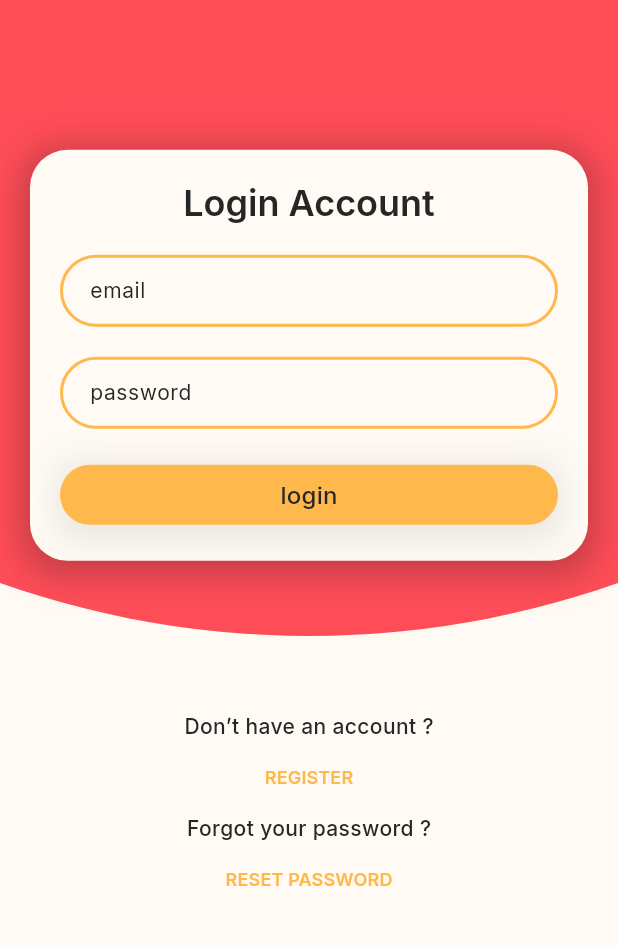
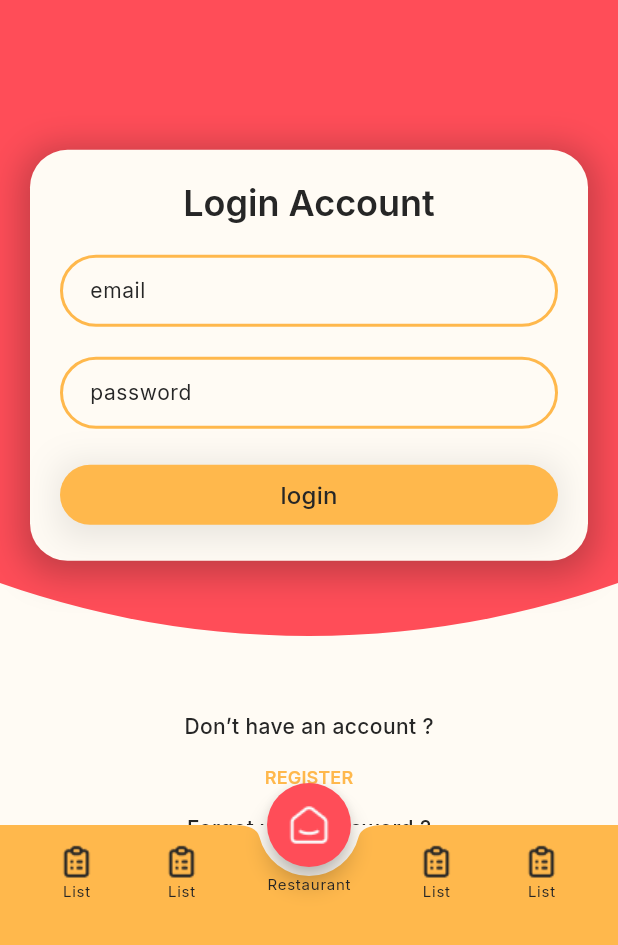
Before and after one commit to ProjetOnMangeOu/App, a Flutter app: the screen it shows after launch, on a phone screen of 412 x 824 dp, the part 291-1236 px from its top. Run offline on Flutter 3.47's test engine with Material 3 defaults, Android fonts, the phone set to English and light mode, and no system bars; our stand-ins replace appwrite, flutter_card_swiper, flutter_svg, geolocator, go_router, google_fonts and 1 more; accounts and stored records are empty; generated files the repository leaves out were written again; network calls fail.

Commit message:
feat: add custom navbar + style

```diff
--- /dev/null
+++ b/lib/shared/widgets/layouts/custom_navbar.dart
@@ -0,0 +1,64 @@
+import 'package:flutter/material.dart';
+
+class CustomNavbar extends StatelessWidget {
+  final int currentIndex;
+  final Function(int) onItemTapped;
+
+  const CustomNavbar({
+    super.key,
+    required this.currentIndex,
+    required this.onItemTapped
+  });
+
+  @override
+  Widget build(BuildContext context) {
+    return BottomAppBar(
+      color: Theme.of(context).colorScheme.primary,
+      shape: const CircularNotchedRectangle(),
+      notchMargin: 6.0,
+      child: Row(
+        mainAxisSize: MainAxisSize.max,
+        mainAxisAlignment: MainAxisAlignment.spaceAround,
+        crossAxisAlignment: CrossAxisAlignment.center,
+        children: <Widget>[
+          Column(
+            children: [
+              const Image(
+                  image: AssetImage('assets/icons/list.png')),
+
+              Text('List', style: Theme.of(context).textTheme.labelSmall!.copyWith(fontSize: 10) )
+            ],
+          ),
+          Column(
+            children: [
+              const Image(
+                  image: AssetImage('assets/icons/list.png')),
+
+              Text('List', style: Theme.of(context).textTheme.labelSmall!.copyWith(fontSize: 10) )
+            ],
+          ),
+          Container(
+            alignment: Alignment.center,
+            child: Text('Restaurant', style: Theme.of(context).textTheme.labelSmall!.copyWith(fontSize: 10)),
+          ),
+          Column(
+            children: [
+              const Image(
+                  image: AssetImage('assets/icons/list.png')),
+
+              Text('List', style: Theme.of(context).textTheme.labelSmall!.copyWith(fontSize: 10) )
+            ],
+          ),
+          Column(
+            children: [
+              const Image(
+                  image: AssetImage('assets/icons/list.png')),
+
+              Text('List', style: Theme.of(context).textTheme.labelSmall!.copyWith(fontSize: 10) )
+            ],
+          )
+        ],
+      ),
+    );
+  }
+}
--- a/lib/shared/widgets/layouts/custom_scaffold.dart
+++ b/lib/shared/widgets/layouts/custom_scaffold.dart
@@ -1,21 +1,36 @@
 import 'package:flutter/material.dart';
 import 'package:onmangeou/shared/theme/app_sizes.dart';
+import 'package:onmangeou/shared/widgets/layouts/custom_navbar.dart';
 
-class CustomScaffold extends StatelessWidget {
+class CustomScaffold extends StatefulWidget {
+  final bool hideAppBar;
   final double circlePosition;
   final bool gradientBackground;
   final List<Widget> children;
   final MainAxisAlignment mainAxisAlignment;
   final CrossAxisAlignment crossAxisAlignment;
-
   const CustomScaffold({
     super.key,
     required this.children,
+    this.hideAppBar = false,
     this.crossAxisAlignment = CrossAxisAlignment.center,
     this.mainAxisAlignment = MainAxisAlignment.start,
     this.circlePosition = 0.75,
     this.gradientBackground = false,
   });
+
+  @override
+  State<CustomScaffold> createState() => _CustomScaffold();
+}
+
+class _CustomScaffold extends State<CustomScaffold> {
+  int _selectedIndex = 0;
+
+  void _onItemTapped(int index) {
+    setState(() {
+      _selectedIndex = index;
+    });
+  }
 
   @override
   Widget build(BuildContext context) {
@@ -25,10 +40,26 @@ class CustomScaffold extends StatelessWidget {
     double circleSize = screenWidth * 3;
 
     return Scaffold(
+      bottomNavigationBar: !widget.hideAppBar ? CustomNavbar(
+        currentIndex: _selectedIndex,
+        onItemTapped: _onItemTapped,
+      ) : null,
+      floatingActionButton: !widget.hideAppBar ? FloatingActionButton(
+        backgroundColor: Theme.of(context).colorScheme.secondary,
+        shape: RoundedRectangleBorder(
+          borderRadius: BorderRadius.circular(999),
+        ),
+        onPressed: () => _onItemTapped(2),
+        tooltip: 'Home',
+        child: const Image(
+            image: AssetImage('assets/icons/home.png')),
+      ) : null,
+      floatingActionButtonLocation: FloatingActionButtonLocation.centerDocked,
+
       body: Stack(
         children: [
-          if(!gradientBackground) Positioned(
-            top: -(screenHeight * circlePosition),
+          if(!widget.gradientBackground) Positioned(
+            top: -(screenHeight * widget.circlePosition),
             left: (screenWidth * 0.5) - (circleSize / 2),
             child: Container(
               width: circleSize,
@@ -40,7 +71,7 @@ class CustomScaffold extends StatelessWidget {
             ),
           ),
 
-          if(gradientBackground) Positioned.fill(
+          if(widget.gradientBackground) Positioned.fill(
             child: Container(
               decoration: BoxDecoration(
                 gradient: LinearGradient(
@@ -66,9 +97,9 @@ class CustomScaffold extends StatelessWidget {
                   padding: EdgeInsets.all(
                       Theme.of(context).extension<AppSizes>()!.padding),
                   child: Column(
-                    mainAxisAlignment: mainAxisAlignment,
-                    crossAxisAlignment: crossAxisAlignment,
-                    children: children,
+                    mainAxisAlignment: widget.mainAxisAlignment,
+                    crossAxisAlignment: widget.crossAxisAlignment,
+                    children: widget.children,
                   ),
                 ),
               )),
--- a/pubspec.yaml
+++ b/pubspec.yaml
@@ -70,6 +70,7 @@ flutter:
   # To add assets to your application, add an assets section, like this:
   assets:
      - assets/images/
+     - assets/icons/
 
   # An image asset can refer to one or more resolution-specific "variants", see
   # https://flutter.dev/assets-and-images/#resolution-aware
```
Also changed, not shown: assets/icons/account.png (added), assets/icons/groups.png (added), assets/icons/home.png (added), assets/icons/like.png (added), assets/icons/list.png (added).
